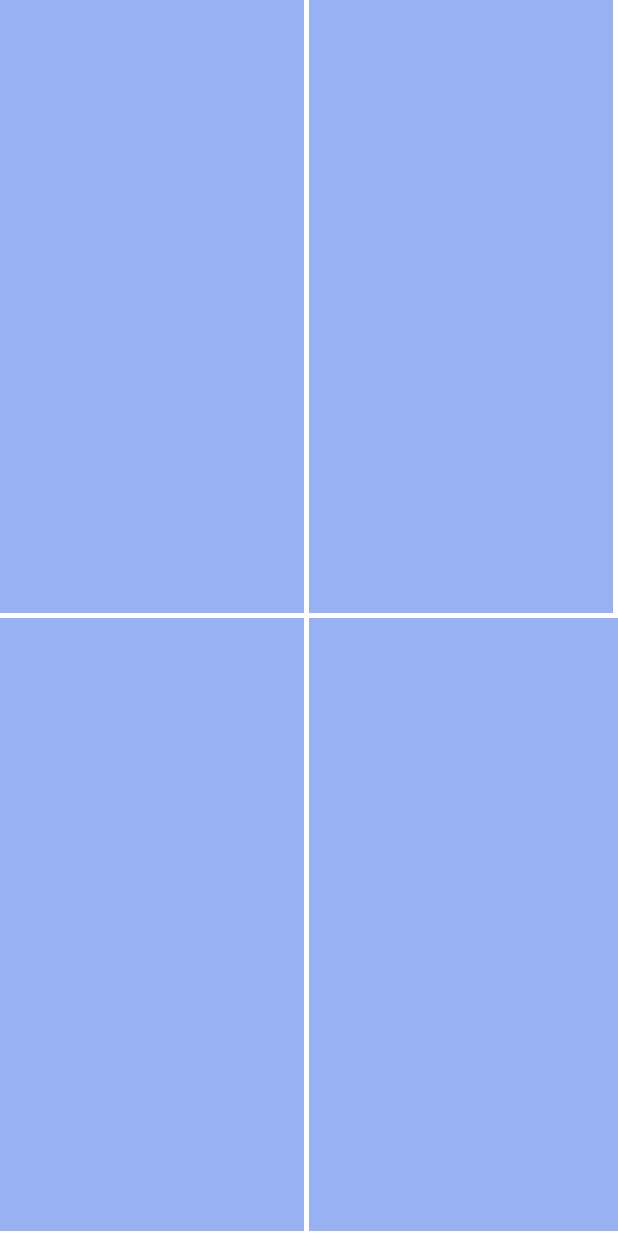
After one commit to Vitamin941/ColorTiles, an Android app: the layout activity_game4.xml on its own in the app's theme, with its tools: preview values and no code run, on a phone screen of 412 x 824 dp. The commit adds this screen. Run offline under Robolectric (Android 15) with nearby library versions, the phone set to English and light mode, and no system bars.

Commit message:
init custom view

```diff
--- a/app/src/main/java/ru/isu/math/colortiles/activities/GameActivity.kt
+++ b/app/src/main/java/ru/isu/math/colortiles/activities/GameActivity.kt
@@ -14,6 +14,7 @@ class GameActivity : AppCompatActivity() {
     private var darkColor: Int = 0
     private lateinit var restartGameButton: Button
 
+
     private val tileSettings = { view: View, enable: Boolean ->
         view.isEnabled = enable
     }
@@ -21,8 +22,10 @@ class GameActivity : AppCompatActivity() {
 
     override fun onCreate(savedInstanceState: Bundle?) {
         super.onCreate(savedInstanceState)
-        setContentView(R.layout.activity_game)
+        // TODO: Реализовать собственный View чтобы можно было менять кол-во плиточек
+        setContentView(R.layout.activity_game16)
         restartGameButton = findViewById(R.id.restart_btn)
+//        val table:TableLayout = findViewById(R.id.tiles_container)
 
         brightColor = resources.getColor(R.color.bright_color)
         darkColor = resources.getColor(R.color.dark_color)
--- /dev/null
+++ b/app/src/main/java/ru/isu/math/colortiles/views/TileView.kt
@@ -0,0 +1,26 @@
+package ru.isu.math.colortiles.views
+
+import android.content.Context
+import android.graphics.Canvas
+import android.util.AttributeSet
+import android.view.MotionEvent
+import android.view.View
+
+class TileView(
+    context: Context,
+    attrs: AttributeSet,
+    private val tileCount: Int = 4,
+) : View(context, attrs) {
+
+    private val tileWidth = width / tileCount
+    private val tileHeight = height / tileCount
+
+
+    override fun onDraw(canvas: Canvas?) {
+        super.onDraw(canvas)
+    }
+
+    override fun onTouchEvent(event: MotionEvent?): Boolean {
+        return super.onTouchEvent(event)
+    }
+}
--- /dev/null
+++ b/app/src/main/res/layout/activity_game4.xml
@@ -0,0 +1,78 @@
+<?xml version="1.0" encoding="utf-8"?>
+<RelativeLayout xmlns:android="http://schemas.android.com/apk/res/android"
+    xmlns:app="http://schemas.android.com/apk/res-auto"
+    xmlns:tools="http://schemas.android.com/tools"
+    android:layout_width="match_parent"
+    android:layout_height="match_parent"
+    tools:context=".activities.MainActivity">
+
+
+    <TableLayout
+        android:id="@+id/tiles_container"
+        android:layout_width="match_parent"
+        android:layout_height="match_parent">
+
+        <TableRow
+            android:layout_width="match_parent"
+            android:layout_height="wrap_content"
+            android:layout_weight="1">
+
+            <View
+                android:id="@+id/t00"
+                android:tag="0 0"
+                android:layout_height="wrap_content"
+                android:layout_weight="1"
+                android:background="@color/bright_color"
+                android:layout_marginEnd="3dp"
+                android:layout_marginBottom="3dp" />
+
+            <View
+                android:id="@+id/t01"
+                android:tag="0 1"
+                android:layout_height="wrap_content"
+                android:layout_weight="1"
+                android:background="@color/bright_color"
+                android:layout_marginEnd="3dp"
+                android:layout_marginBottom="3dp" />
+
+        </TableRow>
+        <TableRow
+            android:layout_width="match_parent"
+            android:layout_height="wrap_content"
+            android:layout_weight="1">
+            <View
+                android:id="@+id/t02"
+                android:tag="0 2"
+                android:layout_height="wrap_content"
+                android:layout_weight="1"
+                android:background="@color/bright_color"
+                android:layout_marginEnd="3dp"
+                android:layout_marginBottom="3dp" />
+
+            <View
+                android:id="@+id/t03"
+                android:tag="0 3"
+                android:layout_height="wrap_content"
+                android:layout_weight="1"
+                android:background="@color/bright_color"
+                android:layout_marginBottom="3dp" />
+
+        </TableRow>
+    </TableLayout>
+
+    <Button
+        android:id="@+id/restart_btn"
+        android:textSize="16sp"
+        android:text="@string/restart"
+        android:enabled="false"
+        android:visibility="gone"
+        android:layout_centerHorizontal="true"
+        android:layout_alignParentBottom="true"
+        android:layout_width="wrap_content"
+        android:layout_height="wrap_content"
+        android:backgroundTint="@color/system_color"
+        android:textColor="@color/black"
+        android:layout_marginBottom="10dp" />
+
+
+</RelativeLayout>
```
Also changed, not shown: app/src/main/res/layout/activity_game16.xml (renamed from app/src/main/res/layout/activity_game.xml).
